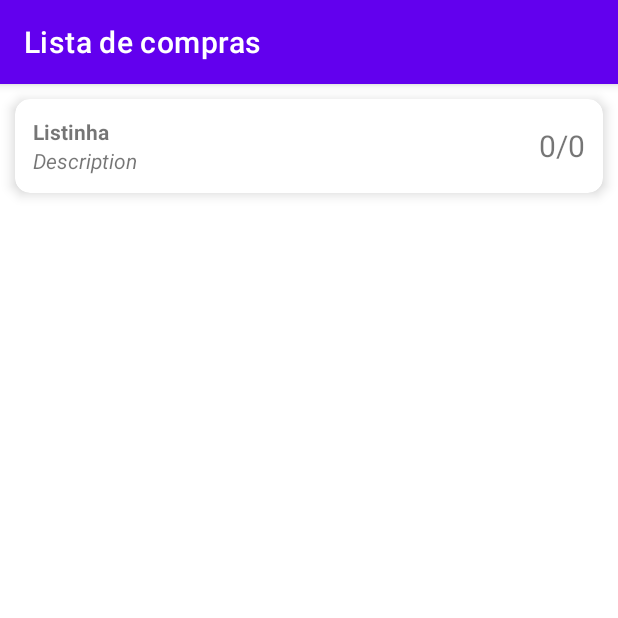
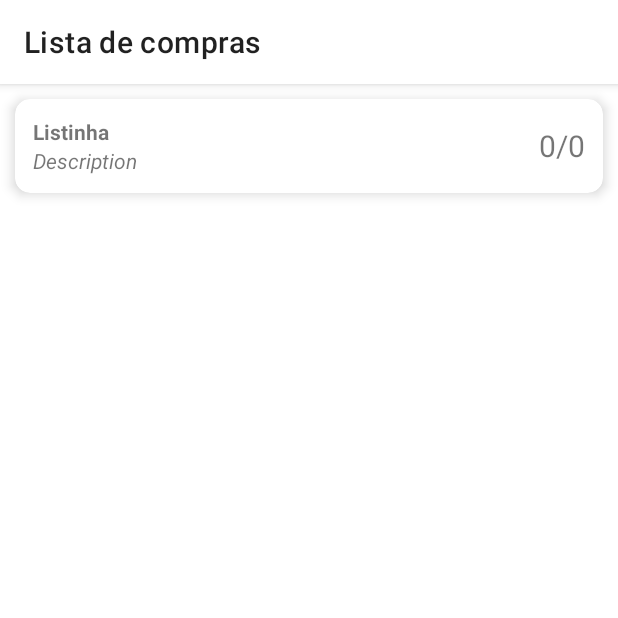
Before and after one commit to mathocosta/learn-android-basics, an Android app: the screen it shows after launch (AllShoppingListsActivity), on a phone screen of 412 x 824 dp, the top half of it. Run offline under Robolectric (Android 15) with nearby library versions, the phone set to English and light mode, and no system bars.

```diff
--- a/app/src/main/java/com/mathocosta/learnbasic/activities/AllShoppingListsActivity.java
+++ /dev/null
@@ -1,47 +0,0 @@
-package com.mathocosta.learnbasic.activities;
-
-import android.content.Intent;
-import android.os.Bundle;
-
-import androidx.appcompat.app.AppCompatActivity;
-import androidx.recyclerview.widget.LinearLayoutManager;
-import androidx.recyclerview.widget.RecyclerView;
-
-import com.mathocosta.learnbasic.R;
-import com.mathocosta.learnbasic.activities.adapters.AllShoppingListsRecViewAdapter;
-import com.mathocosta.learnbasic.models.ShoppingList;
-
-import java.util.ArrayList;
-
-public class AllShoppingListsActivity
-        extends AppCompatActivity
-        implements AllShoppingListsRecViewAdapter.ShoppingListClickListener {
-
-    @Override
-    protected void onCreate(Bundle savedInstanceState) {
-        super.onCreate(savedInstanceState);
-        setContentView(R.layout.activity_all_shopping_lists);
-        setupRecyclerView();
-    }
-
-    public void setupRecyclerView() {
-        RecyclerView recyclerView = findViewById(R.id.all_lists_recycler_view);
-
-        AllShoppingListsRecViewAdapter recViewAdapter = new AllShoppingListsRecViewAdapter(this);
-        recyclerView.setAdapter(recViewAdapter);
-
-        ArrayList<ShoppingList> shoppingLists = new ArrayList<ShoppingList>();
-        shoppingLists.add(new ShoppingList("Listinha"));
-
-        recViewAdapter.setShoppingLists(shoppingLists);
-
-        recyclerView.setLayoutManager(new LinearLayoutManager(this));
-    }
-
-    @Override
-    public void onShoppingListClick(ShoppingList shoppingList) {
-        Intent intent = new Intent(this, ShoppingListActivity.class);
-        intent.putExtra("SHOPPING_LIST", shoppingList);
-        startActivity(intent);
-    }
-}
--- /dev/null
+++ b/app/src/main/java/com/mathocosta/learnbasic/activities/AllShoppingListsActivity.kt
@@ -0,0 +1,35 @@
+package com.mathocosta.learnbasic.activities
+
+import android.content.Intent
+import android.os.Bundle
+import androidx.appcompat.app.AppCompatActivity
+import androidx.recyclerview.widget.RecyclerView
+import com.mathocosta.learnbasic.R
+import com.mathocosta.learnbasic.activities.adapters.AllShoppingListsRecViewAdapter
+import com.mathocosta.learnbasic.activities.adapters.AllShoppingListsRecViewAdapter.ShoppingListClickListener
+import com.mathocosta.learnbasic.models.ShoppingList
+import kotlinx.android.synthetic.main.activity_all_shopping_lists.*
+import java.util.*
+
+class AllShoppingListsActivity : AppCompatActivity(), ShoppingListClickListener {
+    override fun onCreate(savedInstanceState: Bundle?) {
+        super.onCreate(savedInstanceState)
+        setContentView(R.layout.activity_all_shopping_lists)
+        setupRecyclerView()
+    }
+
+    private fun setupRecyclerView() {
+        val recyclerView = findViewById<RecyclerView>(R.id.all_lists_recycler_view)
+        val recViewAdapter = AllShoppingListsRecViewAdapter(this)
+        recyclerView.adapter = recViewAdapter
+        val shoppingLists = ArrayList<ShoppingList>()
+        shoppingLists.add(ShoppingList("Listinha"))
+        recViewAdapter.setShoppingLists(shoppingLists)
+    }
+
+    override fun onShoppingListClick(shoppingList: ShoppingList) {
+        val intent = Intent(this, ShoppingListActivity::class.java)
+        intent.putExtra("SHOPPING_LIST", shoppingList)
+        startActivity(intent)
+    }
+}
--- a/app/src/main/java/com/mathocosta/learnbasic/activities/ShoppingListActivity.java
+++ b/app/src/main/java/com/mathocosta/learnbasic/activities/ShoppingListActivity.java
@@ -10,14 +10,13 @@ import androidx.annotation.NonNull;
 import androidx.annotation.Nullable;
 import androidx.appcompat.app.AppCompatActivity;
 import androidx.recyclerview.widget.ItemTouchHelper;
-import androidx.recyclerview.widget.LinearLayoutManager;
 import androidx.recyclerview.widget.RecyclerView;
 
 import com.google.gson.Gson;
 import com.google.gson.reflect.TypeToken;
 import com.mathocosta.learnbasic.R;
+import com.mathocosta.learnbasic.activities.adapters.ShoppingListRecListAdapter;
 import com.mathocosta.learnbasic.models.ShoppingListItem;
-import com.mathocosta.learnbasic.activities.adapters.ShoppingListRecListAdapter;
 
 import java.lang.reflect.Type;
 import java.util.ArrayList;
@@ -90,7 +89,6 @@ public class ShoppingListActivity
         recViewAdapter = new ShoppingListRecListAdapter(this);
         shoppingListRecView.setAdapter(recViewAdapter);
 
-        shoppingListRecView.setLayoutManager(new LinearLayoutManager(this));
         new ItemTouchHelper(simpleTouchCallback).attachToRecyclerView(shoppingListRecView);
 
         ArrayList<ShoppingListItem> savedShoppingList = getSavedShoppingList();
--- a/app/src/main/java/com/mathocosta/learnbasic/activities/adapters/AllShoppingListsRecViewAdapter.java
+++ /dev/null
@@ -1,81 +0,0 @@
-package com.mathocosta.learnbasic.activities.adapters;
-
-import android.view.LayoutInflater;
-import android.view.View;
-import android.view.ViewGroup;
-import android.widget.TextView;
-
-import androidx.annotation.NonNull;
-import androidx.cardview.widget.CardView;
-import androidx.recyclerview.widget.RecyclerView;
-
-import com.mathocosta.learnbasic.R;
-import com.mathocosta.learnbasic.models.ShoppingList;
-
-import java.util.ArrayList;
-
-public class AllShoppingListsRecViewAdapter
-        extends RecyclerView.Adapter<AllShoppingListsRecViewAdapter.ViewHolder> {
-
-    private ArrayList<ShoppingList> shoppingLists = new ArrayList<>();
-    private final ShoppingListClickListener clickListener;
-
-    public AllShoppingListsRecViewAdapter(ShoppingListClickListener clickListener) {
-        this.clickListener = clickListener;
-    }
-
-    @NonNull
-    @Override
-    public ViewHolder onCreateViewHolder(@NonNull ViewGroup parent, int viewType) {
-        View view = LayoutInflater
-                .from(parent.getContext())
-                .inflate(R.layout.shopping_list_item, parent, false);
-
-        return new ViewHolder(view);
-    }
-
-    @Override
-    public void onBindViewHolder(@NonNull ViewHolder holder, int position) {
-        holder.bindView(shoppingLists.get(position), clickListener);
-    }
-
-    @Override
-    public int getItemCount() {
-        return shoppingLists.size();
-    }
-
-    public void setShoppingLists(ArrayList<ShoppingList> shoppingLists) {
-        this.shoppingLists = shoppingLists;
-        notifyDataSetChanged();
-    }
-
-    public static class ViewHolder extends RecyclerView.ViewHolder {
-        private final TextView txtName, txtCounter;
-        private final CardView parent;
-
-
-        public ViewHolder(@NonNull View itemView) {
-            super(itemView);
-
-            txtName = itemView.findViewById(R.id.txt_name);
-            txtCounter = itemView.findViewById(R.id.txt_counter);
-            parent = itemView.findViewById(R.id.parent);
-        }
-
-        public void bindView(ShoppingList shoppingList, ShoppingListClickListener listener) {
-            txtName.setText(shoppingList.getName());
-            txtCounter.setText(
-                    String.format(
-                            "%d/%d",
-                            shoppingList.getCheckedItems().size(),
-                            shoppingList.getItems().size()
-                    )
-            );
-            parent.setOnClickListener(view -> listener.onShoppingListClick(shoppingList));
-        }
-    }
-
-    public interface ShoppingListClickListener {
-        void onShoppingListClick(ShoppingList shoppingList);
-    }
-}
--- /dev/null
+++ b/app/src/main/java/com/mathocosta/learnbasic/activities/adapters/AllShoppingListsRecViewAdapter.kt
@@ -0,0 +1,55 @@
+package com.mathocosta.learnbasic.activities.adapters
+
+import android.view.LayoutInflater
+import android.view.View
+import android.view.ViewGroup
+import androidx.cardview.widget.CardView
+import androidx.recyclerview.widget.RecyclerView
+import com.mathocosta.learnbasic.R
+import com.mathocosta.learnbasic.models.ShoppingList
+import kotlinx.android.synthetic.main.shopping_list_item.view.*
+import java.util.*
+
+class AllShoppingListsRecViewAdapter(private val clickListener: ShoppingListClickListener)
+    : RecyclerView.Adapter<AllShoppingListsRecViewAdapter.ViewHolder>() {
+
+    private var shoppingLists = ArrayList<ShoppingList>()
+
+    override fun onCreateViewHolder(parent: ViewGroup, viewType: Int): ViewHolder {
+        val view = LayoutInflater
+                .from(parent.context)
+                .inflate(R.layout.shopping_list_item, parent, false)
+        return ViewHolder(view)
+    }
+
+    override fun onBindViewHolder(holder: ViewHolder, position: Int) {
+        holder.bindView(shoppingLists[position], clickListener)
+    }
+
+    override fun getItemCount(): Int = shoppingLists.size
+
+    fun setShoppingLists(shoppingLists: ArrayList<ShoppingList>) {
+        this.shoppingLists = shoppingLists
+        notifyDataSetChanged()
+    }
+
+    class ViewHolder(itemView: View) : RecyclerView.ViewHolder(itemView) {
+        private val parent: CardView = itemView.findViewById(R.id.parent)
+
+        fun bindView(shoppingList: ShoppingList, listener: ShoppingListClickListener) {
+            itemView.txt_name.text = shoppingList.name
+            itemView.txt_counter.text = String.format(
+                    "%d/%d",
+                    shoppingList.checkedItems.size,
+                    shoppingList.items.size
+            )
+
+            parent.setOnClickListener { listener.onShoppingListClick(shoppingList) }
+        }
+
+    }
+
+    interface ShoppingListClickListener {
+        fun onShoppingListClick(shoppingList: ShoppingList)
+    }
+}
--- a/app/src/main/java/com/mathocosta/learnbasic/activities/adapters/ShoppingListRecListAdapter.java
+++ b/app/src/main/java/com/mathocosta/learnbasic/activities/adapters/ShoppingListRecListAdapter.java
@@ -3,10 +3,10 @@ package com.mathocosta.learnbasic.activities.adapters;
 import android.view.LayoutInflater;
 import android.view.View;
 import android.view.ViewGroup;
+import android.widget.RelativeLayout;
 import android.widget.TextView;
 
 import androidx.annotation.NonNull;
-import androidx.cardview.widget.CardView;
 import androidx.recyclerview.widget.RecyclerView;
 
 import com.google.android.material.checkbox.MaterialCheckBox;
@@ -54,7 +54,7 @@ public class ShoppingListRecListAdapter
     public static class ViewHolder extends RecyclerView.ViewHolder {
         private final TextView txtName;
         private final MaterialCheckBox checkBox;
-        private final CardView parent;
+        private final RelativeLayout parent;
 
         public ViewHolder(@NonNull View itemView) {
             super(itemView);
--- a/app/src/main/res/layout/activity_all_shopping_lists.xml
+++ b/app/src/main/res/layout/activity_all_shopping_lists.xml
@@ -6,10 +6,28 @@
     android:layout_height="match_parent"
     tools:context=".activities.AllShoppingListsActivity">
 
+    <com.google.android.material.appbar.AppBarLayout
+        android:id="@+id/app_bar"
+        android:layout_width="match_parent"
+        android:layout_height="wrap_content"
+        android:theme="@style/ThemeOverlay.AppCompat.ActionBar">
+
+        <androidx.appcompat.widget.Toolbar
+            android:layout_width="match_parent"
+            android:layout_height="wrap_content"
+            android:background="@android:color/white"
+            app:popupTheme="@style/ThemeOverlay.AppCompat.Light"
+            app:title="@string/app_name" />
+
+    </com.google.android.material.appbar.AppBarLayout>
+
     <androidx.recyclerview.widget.RecyclerView
         android:id="@+id/all_lists_recycler_view"
         android:layout_width="wrap_content"
         android:layout_height="match_parent"
-        android:layout_centerHorizontal="true" />
+        android:layout_centerHorizontal="true"
+        android:layout_below="@id/app_bar"
+        tools:listitem="@layout/shopping_list_item"
+        app:layoutManager="androidx.recyclerview.widget.LinearLayoutManager" />
 
 </RelativeLayout>
--- a/app/src/main/res/values-night/themes.xml
+++ b/app/src/main/res/values-night/themes.xml
@@ -1,6 +1,6 @@
 <resources xmlns:tools="http://schemas.android.com/tools">
     <!-- Base application theme. -->
-    <style name="Theme.LearnBasic" parent="Theme.MaterialComponents.DayNight.DarkActionBar">
+    <style name="Theme.LearnBasic" parent="Theme.MaterialComponents.DayNight.NoActionBar">
         <!-- Primary brand color. -->
         <item name="colorPrimary">@color/purple_200</item>
         <item name="colorPrimaryVariant">@color/purple_700</item>
--- a/app/src/main/res/values/themes.xml
+++ b/app/src/main/res/values/themes.xml
@@ -1,6 +1,6 @@
 <resources xmlns:tools="http://schemas.android.com/tools">
     <!-- Base application theme. -->
-    <style name="Theme.LearnBasic" parent="Theme.MaterialComponents.DayNight.DarkActionBar">
+    <style name="Theme.LearnBasic" parent="Theme.MaterialComponents.DayNight.NoActionBar">
         <!-- Primary brand color. -->
         <item name="colorPrimary">@color/purple_500</item>
         <item name="colorPrimaryVariant">@color/purple_700</item>
@@ -10,7 +10,8 @@
         <item name="colorSecondaryVariant">@color/teal_700</item>
         <item name="colorOnSecondary">@color/black</item>
         <!-- Status bar color. -->
-        <item name="android:statusBarColor" tools:targetApi="l">?attr/colorPrimaryVariant</item>
+        <item name="android:statusBarColor" tools:targetApi="l">@color/white</item>
+        <item name="android:windowLightStatusBar" tools:targetApi="m">true</item>
         <!-- Customize your theme here. -->
     </style>
 </resources>
--- a/build.gradle
+++ b/build.gradle
@@ -1,11 +1,13 @@
 // Top-level build file where you can add configuration options common to all sub-projects/modules.
 buildscript {
+    ext.kotlin_version = '1.4.20-RC'
     repositories {
         google()
         jcenter()
     }
     dependencies {
         classpath "com.android.tools.build:gradle:4.1.0"
+        classpath "org.jetbrains.kotlin:kotlin-gradle-plugin:$kotlin_version"
 
         // NOTE: Do not place your application dependencies here; they belong
         // in the individual module build.gradle files
```
Also changed, not shown: app/build.gradle (+13 -6 lines), app/src/main/res/layout/activity_shopping_item_form.xml (+19 -3 lines), app/src/main/res/layout/activity_shopping_list.xml (+18 -1 lines).
